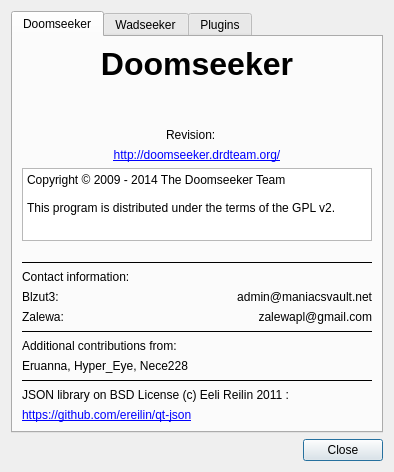
Destroyerrrocket/doomseeker-unofficial, file src/core/gui/aboutdialog.ui: the form before one commit.
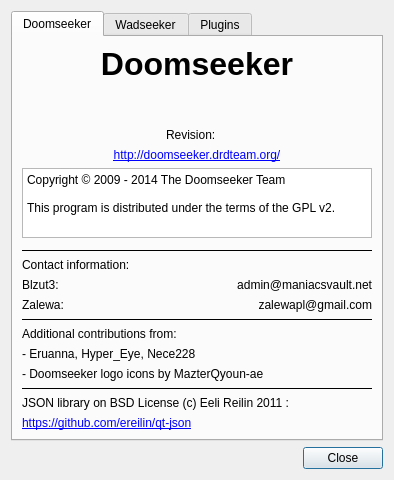
The form after the commit.

Commit message: - Replaced icons of Doomseeker logo with improved icons provided by MazterQyoun-ae.

The edit to the form file:
```diff
--- a/src/core/gui/aboutdialog.ui
+++ b/src/core/gui/aboutdialog.ui
@@ -7,7 +7,7 @@
     <x>0</x>
     <y>0</y>
     <width>392</width>
-    <height>472</height>
+    <height>480</height>
    </rect>
   </property>
   <property name="windowTitle">
@@ -275,7 +275,17 @@
        <item>
         <widget class="QLabel" name="label_5">
          <property name="text">
-          <string>Eruanna, Hyper_Eye, Nece228</string>
+          <string>- Eruanna, Hyper_Eye, Nece228</string>
+         </property>
+         <property name="textInteractionFlags">
+          <set>Qt::LinksAccessibleByMouse|Qt::TextSelectableByMouse</set>
+         </property>
+        </widget>
+       </item>
+       <item>
+        <widget class="QLabel" name="label_14">
+         <property name="text">
+          <string>- Doomseeker logo icons by MazterQyoun-ae</string>
          </property>
          <property name="textInteractionFlags">
           <set>Qt::LinksAccessibleByMouse|Qt::TextSelectableByMouse</set>
```
The commit also changes 5 other files.
